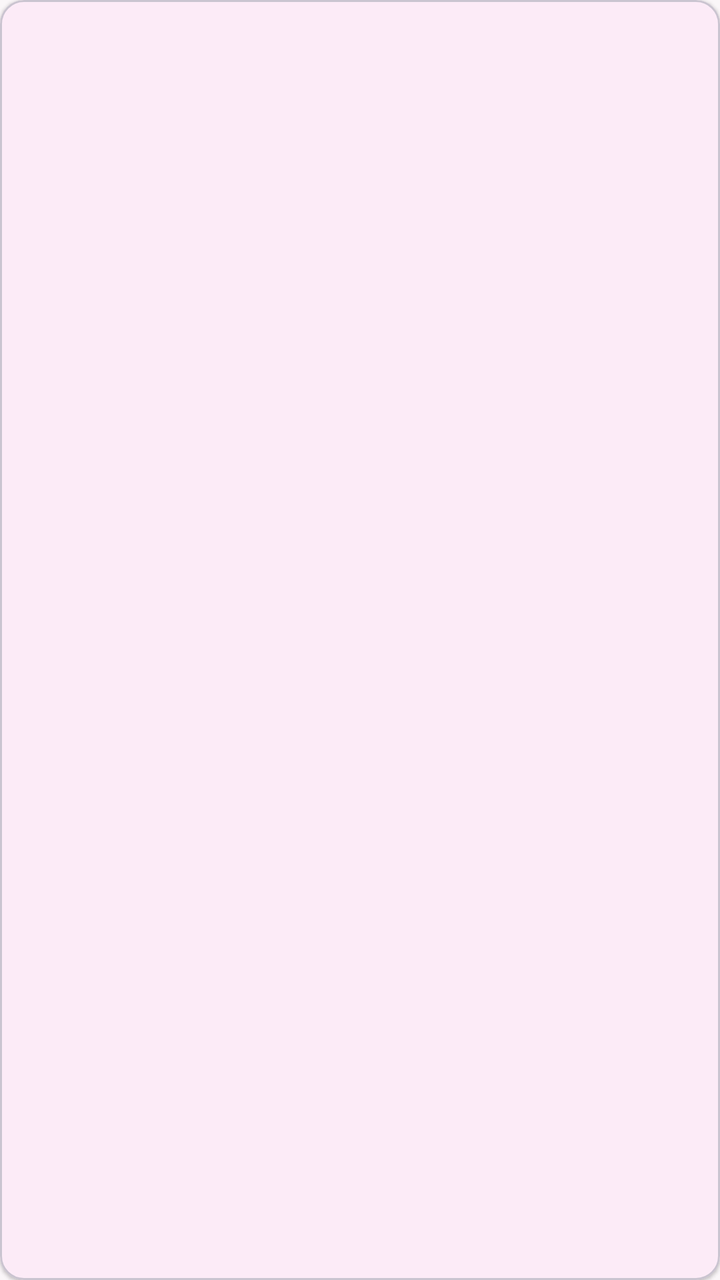
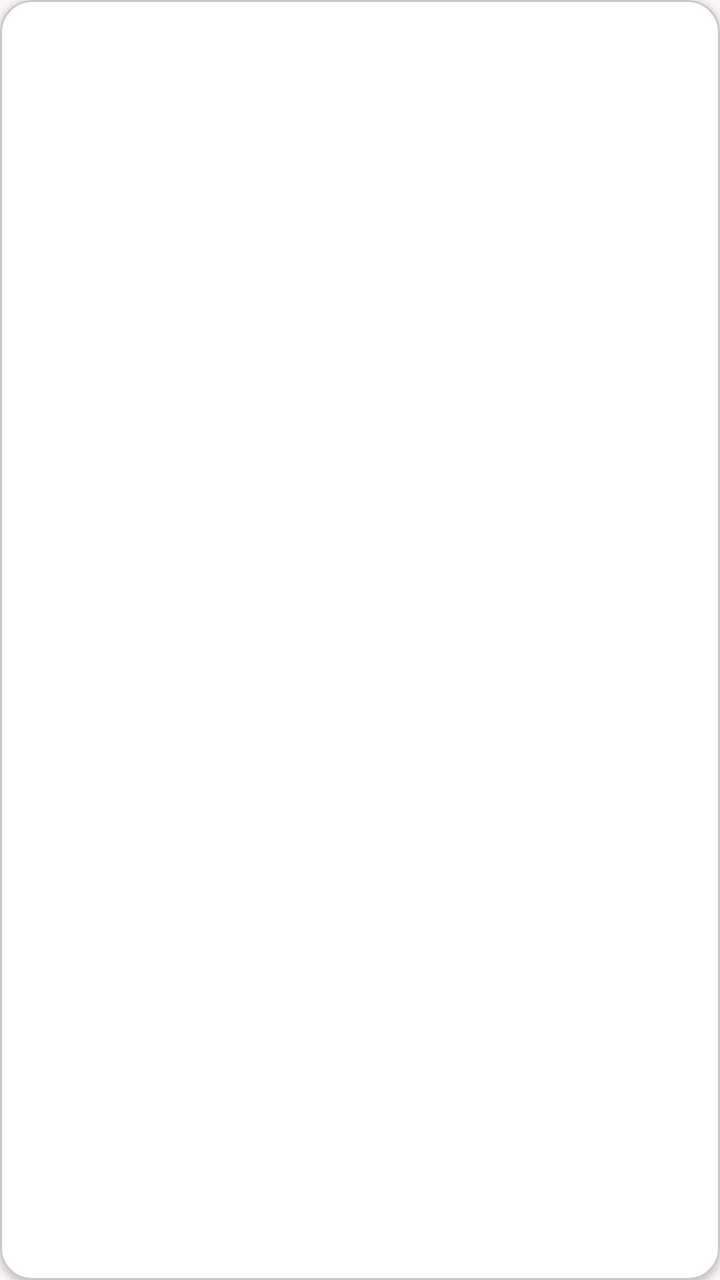

Two renders of the same Android screen: before a commit and after it. Below are the layout's source before the change and the commit's diff.
<!-- AndroidManifest.xml: application theme Theme.CampusMarket -->
<!-- res/layout/item_message.xml -->
<?xml version="1.0" encoding="utf-8"?>
<com.google.android.material.card.MaterialCardView
    xmlns:android="http://schemas.android.com/apk/res/android"
    xmlns:app="http://schemas.android.com/apk/res-auto"
    android:layout_width="match_parent"
    android:layout_height="wrap_content"
    android:layout_margin="6dp"
    app:cardCornerRadius="12dp"
    app:cardElevation="1dp">

    <LinearLayout
        android:layout_width="match_parent"
        android:layout_height="wrap_content"
        android:orientation="vertical"
        android:padding="12dp">

        <TextView
            android:id="@+id/tvUser"
            android:layout_width="wrap_content"
            android:layout_height="wrap_content"
            android:textStyle="bold" />

        <TextView
            android:id="@+id/tvContent"
            android:layout_width="match_parent"
            android:layout_height="wrap_content"
            android:layout_marginTop="4dp" />

        <TextView
            android:id="@+id/tvTime"
            android:layout_width="wrap_content"
            android:layout_height="wrap_content"
            android:layout_marginTop="4dp"
            android:textColor="@android:color/darker_gray"
            android:textSize="12sp" />
    </LinearLayout>
</com.google.android.material.card.MaterialCardView>
<!-- resources referenced by this layout -->
<resources>
  <style name="Theme.CampusMarket" parent="Theme.Material3.DayNight.NoActionBar">
          <item name="colorPrimary">@color/primary</item>
          <item name="colorOnPrimary">@color/on_primary</item>
          <item name="colorPrimaryContainer">@color/primary_container</item>
          <item name="colorOnPrimaryContainer">@color/on_primary_container</item>
          <item name="android:statusBarColor">@color/primary_dark</item>
          <item name="android:navigationBarColor">@color/surface</item>
          <item name="android:windowBackground">@color/page_bg</item>
      </style>
  <color name="primary">#E91E63</color>
  <color name="on_primary">#FFFFFF</color>
  <color name="primary_container">#FCE4EC</color>
  <color name="on_primary_container">#880E4F</color>
  <color name="primary_dark">#C2185B</color>
  <color name="surface">#FFFFFF</color>
  <color name="page_bg">#FAF6F8</color>
</resources>

<!-- the commit's change to res/layout/item_message.xml (unified diff, before → after) -->
@@ -4,34 +4,39 @@
     xmlns:app="http://schemas.android.com/apk/res-auto"
     android:layout_width="match_parent"
     android:layout_height="wrap_content"
-    android:layout_margin="6dp"
-    app:cardCornerRadius="12dp"
-    app:cardElevation="1dp">
+    android:layout_marginHorizontal="8dp"
+    android:layout_marginVertical="6dp"
+    app:cardBackgroundColor="@color/surface"
+    app:cardCornerRadius="16dp"
+    app:cardElevation="2dp">
 
     <LinearLayout
         android:layout_width="match_parent"
         android:layout_height="wrap_content"
         android:orientation="vertical"
-        android:padding="12dp">
+        android:padding="14dp">
 
         <TextView
             android:id="@+id/tvUser"
             android:layout_width="wrap_content"
             android:layout_height="wrap_content"
+            android:textColor="@color/primary_dark"
             android:textStyle="bold" />
 
         <TextView
             android:id="@+id/tvContent"
             android:layout_width="match_parent"
             android:layout_height="wrap_content"
-            android:layout_marginTop="4dp" />
+            android:layout_marginTop="4dp"
+            android:lineSpacingExtra="2dp"
+            android:textColor="@color/text_primary" />
 
         <TextView
             android:id="@+id/tvTime"
             android:layout_width="wrap_content"
             android:layout_height="wrap_content"
-            android:layout_marginTop="4dp"
-            android:textColor="@android:color/darker_gray"
+            android:layout_marginTop="6dp"
+            android:textColor="@color/text_secondary"
             android:textSize="12sp" />
     </LinearLayout>
 </com.google.android.material.card.MaterialCardView>
<!-- resource entries referenced after the edit -->
@@ -15,6 +15,8 @@
   <color name="on_primary_container">#880E4F</color>
   <color name="primary_dark">#C2185B</color>
   <color name="surface">#FFFFFF</color>
+  <color name="text_primary">#26232A</color>
+  <color name="text_secondary">#8A8492</color>
   <color name="page_bg">#FAF6F8</color>
 </resources>
 
